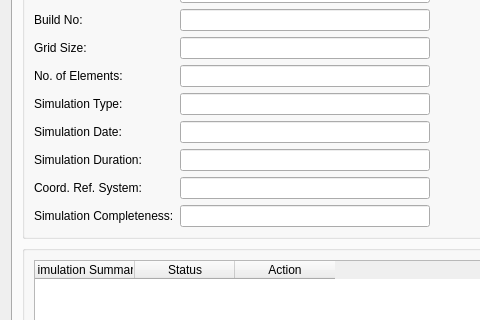
Old version of the form flo2d_mapcrafter/flo2d_mapcrafter_dialog_base.ui in the repository FLO-2DSoftware/FLO-2DMapCrafter; both pictures show x 0 to 480 and y 171 to 491 of the 825 by 721 pixel window.
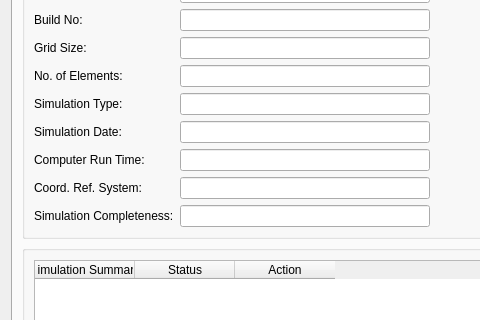
New version of the form. Custom widgets are drawn as their Qt base class.

Commit message: Change "Simulation Duration" to "Computer Run Time"

Diff of the .ui file:
```diff
--- a/flo2d_mapcrafter/flo2d_mapcrafter_dialog_base.ui
+++ b/flo2d_mapcrafter/flo2d_mapcrafter_dialog_base.ui
@@ -434,7 +434,7 @@
             <item row="6" column="0">
              <widget class="QLabel" name="lblSimDur">
               <property name="text">
-               <string>Simulation Duration:</string>
+               <string>Computer Run Time:</string>
               </property>
              </widget>
             </item>
```
Left out of the diff: 4 changed lines with no effect on the pictures. The commit also changes 1 other file.
